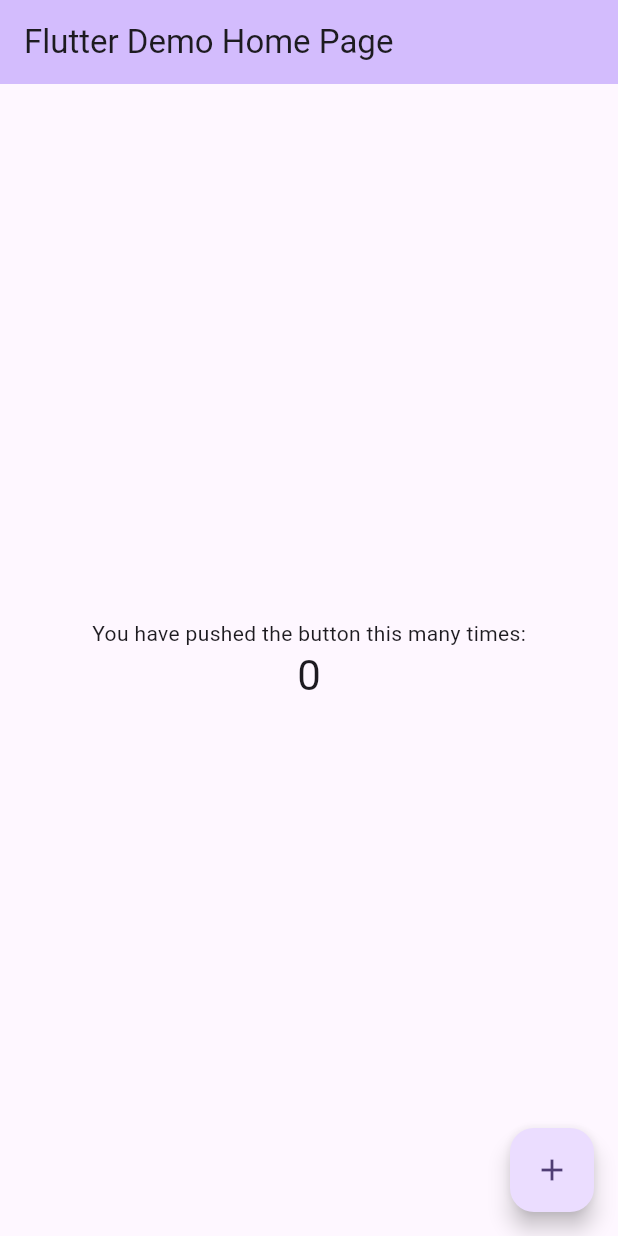
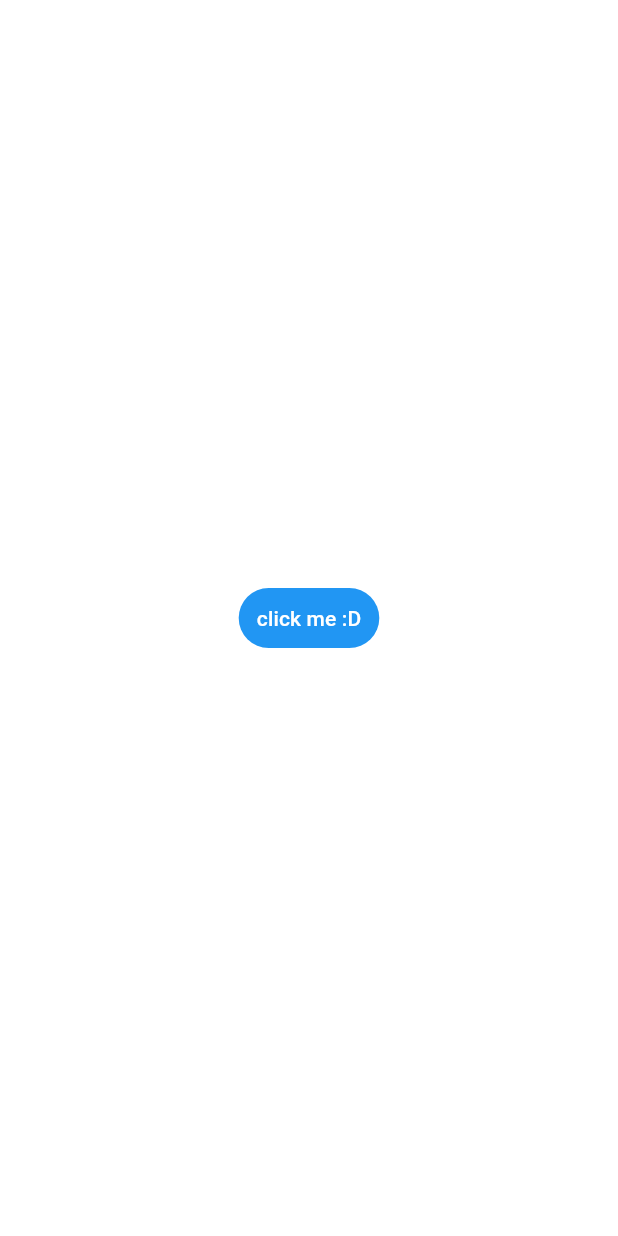
Before and after one commit to iYoussefAdly/legal_assistant_app, a Flutter app: the screen it shows after launch, on a phone screen of 412 x 824 dp. Run offline on Flutter 3.47's test engine with Material 3 defaults, Android fonts, the phone set to English and light mode, and no system bars.

Commit message:
manage app architicture

```diff
--- a/lib/main.dart
+++ b/lib/main.dart
@@ -1,122 +1,15 @@
 import 'package:flutter/material.dart';
+import 'package:legal_assistant_app/views/test_view.dart';
 
 void main() {
-  runApp(const MyApp());
+  runApp(const LegalAssistantApp());
 }
-
-class MyApp extends StatelessWidget {
-  const MyApp({super.key});
-
-  // This widget is the root of your application.
+class LegalAssistantApp extends StatelessWidget {
+  const LegalAssistantApp({super.key});
   @override
   Widget build(BuildContext context) {
     return MaterialApp(
-      title: 'Flutter Demo',
-      theme: ThemeData(
-        // This is the theme of your application.
-        //
-        // TRY THIS: Try running your application with "flutter run". You'll see
-        // the application has a purple toolbar. Then, without quitting the app,
-        // try changing the seedColor in the colorScheme below to Colors.green
-        // and then invoke "hot reload" (save your changes or press the "hot
-        // reload" button in a Flutter-supported IDE, or press "r" if you used
-        // the command line to start the app).
-        //
-        // Notice that the counter didn't reset back to zero; the application
-        // state is not lost during the reload. To reset the state, use hot
-        // restart instead.
-        //
-        // This works for code too, not just values: Most code changes can be
-        // tested with just a hot reload.
-        colorScheme: ColorScheme.fromSeed(seedColor: Colors.deepPurple),
-      ),
-      home: const MyHomePage(title: 'Flutter Demo Home Page'),
+      home: const TestView(),
     );
   }
 }
-
-class MyHomePage extends StatefulWidget {
-  const MyHomePage({super.key, required this.title});
-
-  // This widget is the home page of your application. It is stateful, meaning
-  // that it has a State object (defined below) that contains fields that affect
-  // how it looks.
-
-  // This class is the configuration for the state. It holds the values (in this
-  // case the title) provided by the parent (in this case the App widget) and
-  // used by the build method of the State. Fields in a Widget subclass are
-  // always marked "final".
-
-  final String title;
-
-  @override
-  State<MyHomePage> createState() => _MyHomePageState();
-}
-
-class _MyHomePageState extends State<MyHomePage> {
-  int _counter = 0;
-
-  void _incrementCounter() {
-    setState(() {
-      // This call to setState tells the Flutter framework that something has
-      // changed in this State, which causes it to rerun the build method below
-      // so that the display can reflect the updated values. If we changed
-      // _counter without calling setState(), then the build method would not be
-      // called again, and so nothing would appear to happen.
-      _counter++;
-    });
-  }
-
-  @override
-  Widget build(BuildContext context) {
-    // This method is rerun every time setState is called, for instance as done
-    // by the _incrementCounter method above.
-    //
-    // The Flutter framework has been optimized to make rerunning build methods
-    // fast, so that you can just rebuild anything that needs updating rather
-    // than having to individually change instances of widgets.
-    return Scaffold(
-      appBar: AppBar(
-        // TRY THIS: Try changing the color here to a specific color (to
-        // Colors.amber, perhaps?) and trigger a hot reload to see the AppBar
-        // change color while the other colors stay the same.
-        backgroundColor: Theme.of(context).colorScheme.inversePrimary,
-        // Here we take the value from the MyHomePage object that was created by
-        // the App.build method, and use it to set our appbar title.
-        title: Text(widget.title),
-      ),
-      body: Center(
-        // Center is a layout widget. It takes a single child and positions it
-        // in the middle of the parent.
-        child: Column(
-          // Column is also a layout widget. It takes a list of children and
-          // arranges them vertically. By default, it sizes itself to fit its
-          // children horizontally, and tries to be as tall as its parent.
-          //
-          // Column has various properties to control how it sizes itself and
-          // how it positions its children. Here we use mainAxisAlignment to
-          // center the children vertically; the main axis here is the vertical
-          // axis because Columns are vertical (the cross axis would be
-          // horizontal).
-          //
-          // TRY THIS: Invoke "debug painting" (choose the "Toggle Debug Paint"
-          // action in the IDE, or press "p" in the console), to see the
-          // wireframe for each widget.
-          mainAxisAlignment: MainAxisAlignment.center,
-          children: <Widget>[
-            const Text('You have pushed the button this many times:'),
-            Text(
-              '$_counter',
-              style: Theme.of(context).textTheme.headlineMedium,
-            ),
-          ],
-        ),
-      ),
-      floatingActionButton: FloatingActionButton(
-        onPressed: _incrementCounter,
-        tooltip: 'Increment',
-        child: const Icon(Icons.add),
-      ), // This trailing comma makes auto-formatting nicer for build methods.
-    );
-  }
-}
--- /dev/null
+++ b/lib/views/test_view.dart
@@ -0,0 +1,20 @@
+import 'package:flutter/material.dart';
+class TestView extends StatelessWidget {
+  const TestView({super.key});
+
+  @override
+  Widget build(BuildContext context) {
+    return Center(
+      child: TextButton(
+        style: TextButton.styleFrom(backgroundColor: Colors.blue),
+        onPressed: () {
+          Navigator.push(
+            context,
+            MaterialPageRoute(builder: (context) => ),
+          );
+        },
+        child: Text('click me :D', style: TextStyle(color: Colors.white)),
+      ),
+    );
+  }
+}
```
